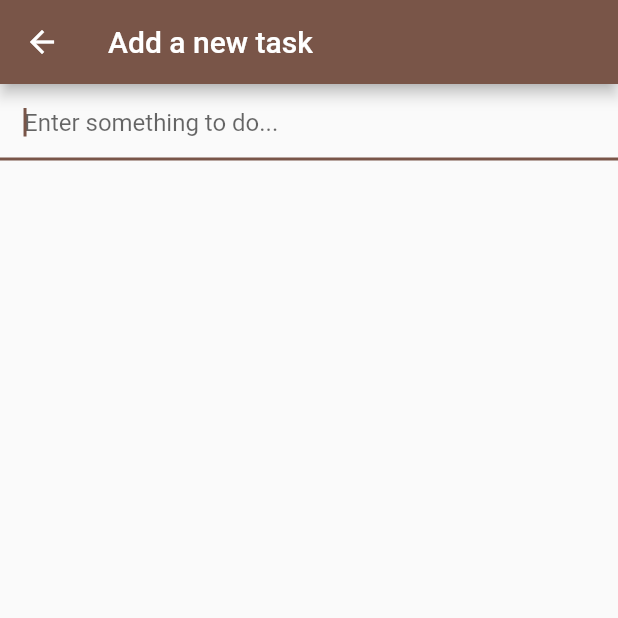
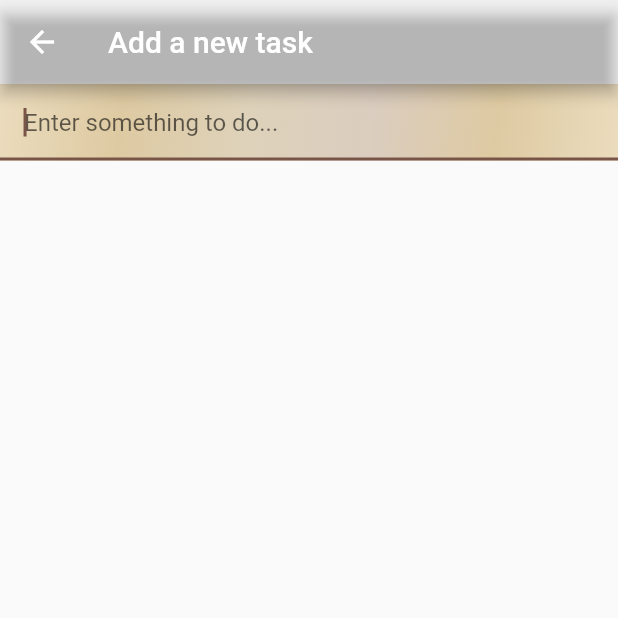
Before and after one commit to progmarii/dorolify, a Flutter app: the screen it shows after launch, item 4 of the bottom bar chosen, after a tap on the "add" icon, on a phone screen of 412 x 824 dp, the top half of it. Run offline on Flutter 3.47's test engine with Material 2 defaults, Android fonts, the phone set to English and light mode, and no system bars; our stand-ins replace table_calendar.

Commit message:
todo.dart
Updated

```diff
--- a/lib/pages/todo.dart
+++ b/lib/pages/todo.dart
@@ -39,9 +39,25 @@ class TodoListState extends State<TodoList> {
         builder: (context) {
           return Scaffold(
             appBar: AppBar(
+              backgroundColor: Colors.transparent,
               title: const Text('Add a new task'),
             ),
-            body: TextField(
+            body: Container(
+              decoration: const BoxDecoration(
+                gradient: LinearGradient(
+                  colors: [
+                    Color(0xFFebdcbe),
+                    Color(0xFFdecaa2),
+                    Color(0xFFded2ba),
+                    Color(0xFFdbcdbf),
+                    Color(0xFFdecaa2),
+                    Color(0xFFebdcbe),
+                  ],
+                  begin: Alignment.topLeft,
+                  end: Alignment.bottomRight,
+                ),
+              ),
+              child: TextField(
                 autofocus: true,
                 onSubmitted: (val) {
                   _addTodoItem(val);
@@ -50,6 +66,7 @@ class TodoListState extends State<TodoList> {
                 decoration: const InputDecoration(
                   hintText: 'Enter something to do...',
                   contentPadding: EdgeInsets.all(16.0),
+                ),
               ),
             ),
           );
@@ -61,10 +78,28 @@ class TodoListState extends State<TodoList> {
   @override
   Widget build(BuildContext context) {
     return Scaffold(
+      extendBodyBehindAppBar: true, // to make it transparent
       appBar: AppBar(
+        backgroundColor: Colors.transparent,
         title: const Text('To-Do List'),
       ),
-      body: _buildTodoList(),
+      body: Container(
+        decoration: const BoxDecoration(
+          gradient: LinearGradient(
+            colors: [
+              Color(0xFFebdcbe),
+              Color(0xFFdecaa2),
+              Color(0xFFded2ba),
+              Color(0xFFdbcdbf),
+              Color(0xFFdecaa2),
+              Color(0xFFebdcbe),
+            ],
+            begin: Alignment.topLeft,
+            end: Alignment.bottomRight,
+          ),
+        ),
+        child: _buildTodoList(),
+      ),
       floatingActionButton: FloatingActionButton(
         onPressed: _pushAddTodoScreen,
         tooltip: 'Add task',
```
Lines whose indentation alone changed are shown as unchanged.
